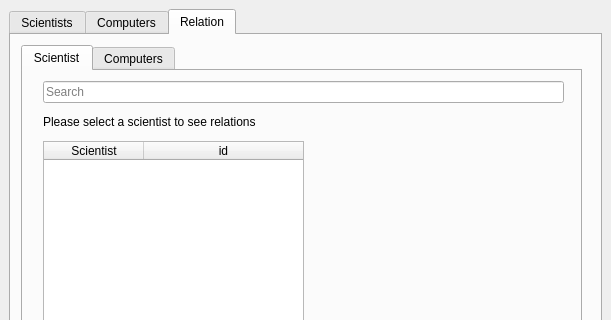
The window that Verklegt/mainmenu.ui (disaerna/T-113-VLN1) describes before a commit, drawn with Qt 5; both pictures show x 0 to 611 and y 0 to 320 of the 611 by 680 pixel window.
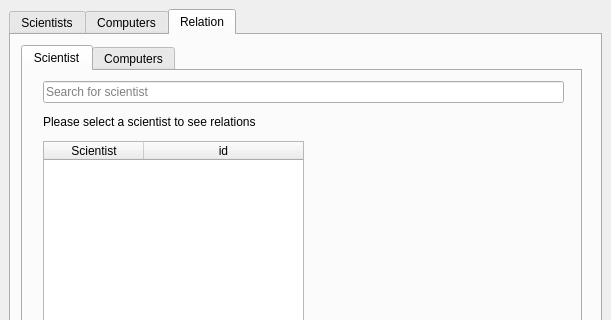
The same window after the commit. The open tabs and pages were chosen to show the change.

What changed in the file:
```diff
--- a/Verklegt/mainmenu.ui
+++ b/Verklegt/mainmenu.ui
@@ -544,7 +544,7 @@
            <number>0</number>
           </property>
           <property name="placeholderText">
-           <string>Search</string>
+           <string>Search for scientist</string>
           </property>
          </widget>
          <widget class="QPushButton" name="pushButton_addSciRelation">
```
Left out of the diff: 4 changed lines with no effect on the pictures.
